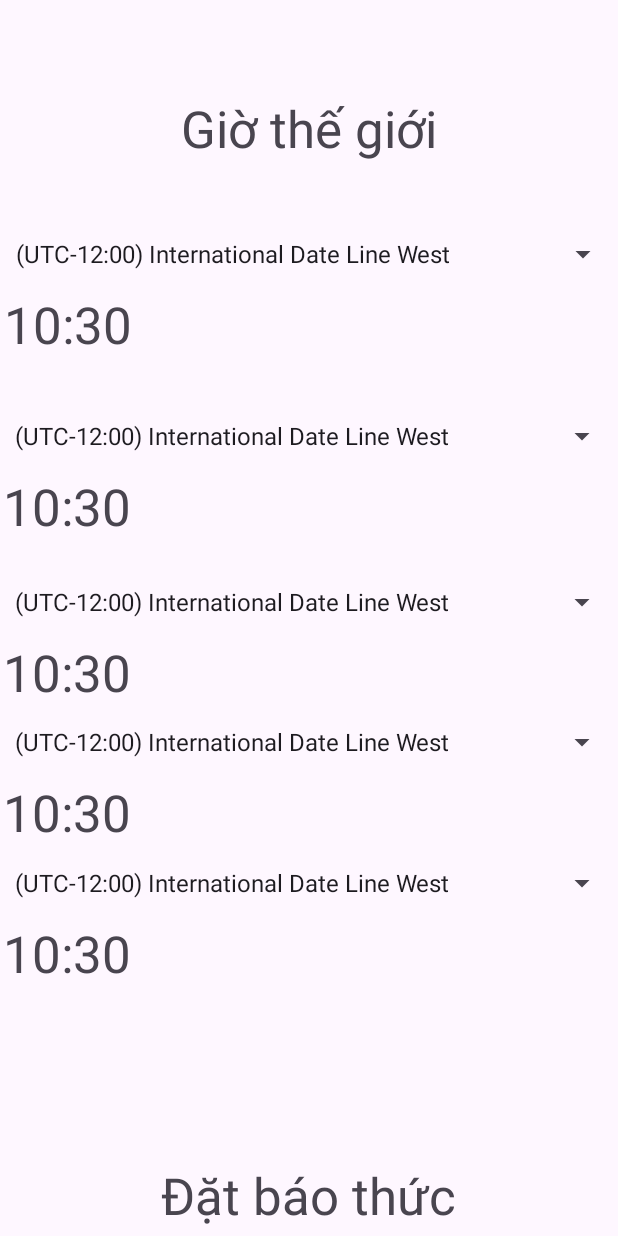
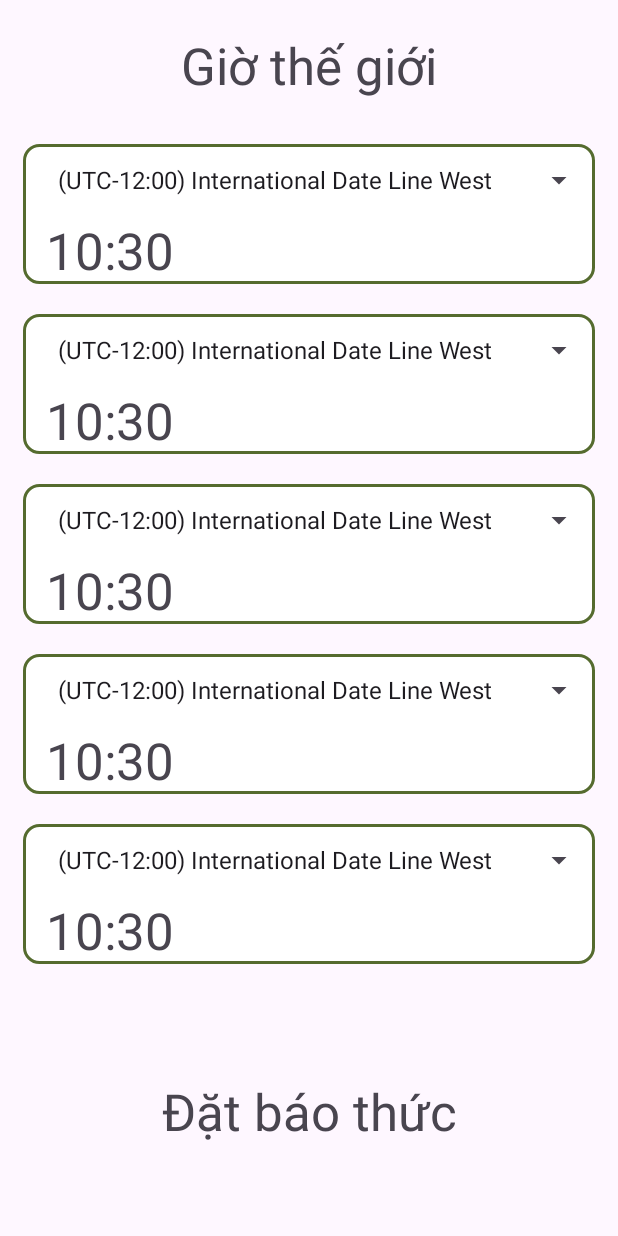
Before and after one commit to BlueCipher3000/MultiClocks_2622LMT01, an Android app: the screen it shows after launch (MainActivity), on a phone screen of 412 x 824 dp. Run offline under Robolectric (Android 15) with nearby library versions, the phone set to English and light mode, and no system bars.

Commit message:
Cải thiện giao diện giờ thế giới.

```diff
--- a/app/src/main/AndroidManifest.xml
+++ b/app/src/main/AndroidManifest.xml
@@ -7,10 +7,10 @@
         android:allowBackup="true"
         android:dataExtractionRules="@xml/data_extraction_rules"
         android:fullBackupContent="@xml/backup_rules"
-        android:icon="@mipmap/ic_launcher"
+        android:icon="@mipmap/icon"
         android:label="@string/app_name"
         android:name=".MyApplication"
-        android:roundIcon="@mipmap/ic_launcher_round"
+        android:roundIcon="@mipmap/icon"
         android:supportsRtl="true"
         android:theme="@style/Theme.MultiClocks"
         tools:targetApi="31">
--- /dev/null
+++ b/app/src/main/res/drawable/border.xml
@@ -0,0 +1,8 @@
+<shape xmlns:android="http://schemas.android.com/apk/res/android"
+    android:shape="rectangle">
+    <solid android:color="@color/white" />
+    <corners android:radius="10dp" />
+    <stroke
+        android:width="2dip"
+        android:color="@color/od_green" />
+</shape>
--- a/app/src/main/res/layout/activity_main.xml
+++ b/app/src/main/res/layout/activity_main.xml
@@ -1,64 +1,64 @@
 <?xml version="1.0" encoding="utf-8"?>
-<androidx.constraintlayout.widget.ConstraintLayout xmlns:android="http://schemas.android.com/apk/res/android"
+<LinearLayout xmlns:android="http://schemas.android.com/apk/res/android"
     xmlns:app="http://schemas.android.com/apk/res-auto"
     xmlns:tools="http://schemas.android.com/tools"
     android:layout_width="match_parent"
     android:layout_height="match_parent"
+    android:paddingTop="5dp"
     tools:context=".MainActivity">
+    <ScrollView
+        android:layout_width="match_parent"
+        android:layout_height="match_parent">
+    <LinearLayout
+        android:layout_width="match_parent"
+        android:layout_height="match_parent"
+        android:orientation="vertical"
+        android:padding="15dp">
+
+        <LinearLayout
+            android:layout_width="match_parent"
+            android:layout_height="75dp"
+            android:orientation="horizontal">
 
             <TextView
                 android:id="@+id/textView"
-        android:layout_width="333dp"
-        android:layout_height="50dp"
-        android:layout_marginStart="39dp"
-        android:layout_marginTop="16dp"
-        android:layout_marginEnd="39dp"
-        android:layout_marginBottom="665dp"
+                android:layout_width="0dp"
+                android:layout_height="wrap_content"
+                android:layout_weight="1"
                 android:text="Giờ thế giới"
                 android:textAlignment="center"
-        android:textSize="34sp"
-        app:layout_constraintBottom_toBottomOf="parent"
-        app:layout_constraintEnd_toEndOf="parent"
-        app:layout_constraintStart_toStartOf="parent"
-        app:layout_constraintTop_toTopOf="parent" />
+                android:textSize="34sp" />
+        </LinearLayout>
 
         <LinearLayout
-        android:layout_width="410dp"
+            android:layout_width="match_parent"
             android:layout_height="wrap_content"
-        android:layout_marginStart="3dp"
-        android:layout_marginTop="88dp"
-        android:layout_marginBottom="523dp"
+            android:layout_marginBottom="20dp"
+            android:background="@drawable/border"
             android:orientation="vertical"
-        app:layout_constraintBottom_toBottomOf="parent"
-        app:layout_constraintEnd_toEndOf="parent"
-        app:layout_constraintStart_toStartOf="parent"
-        app:layout_constraintTop_toTopOf="parent">
+            android:paddingStart="15sp">
 
             <Spinner
                 android:id="@+id/spnTimeZone1"
                 android:layout_width="match_parent"
-            android:layout_height="48dp" />
+                android:layout_height="wrap_content"
+                android:minHeight="48dp" />
 
             <TextView
                 android:id="@+id/textTime1"
                 android:layout_width="match_parent"
-            android:layout_height="50dp"
+                android:layout_height="wrap_content"
                 android:text="TextView"
                 android:textSize="34sp" />
-
         </LinearLayout>
 
         <LinearLayout
-        android:layout_width="410dp"
+            android:layout_width="match_parent"
             android:layout_height="wrap_content"
-        android:layout_marginStart="1dp"
-        android:layout_marginTop="209dp"
-        android:layout_marginBottom="402dp"
+            android:layout_marginBottom="20dp"
+            android:background="@drawable/border"
             android:orientation="vertical"
-        app:layout_constraintBottom_toBottomOf="parent"
-        app:layout_constraintEnd_toEndOf="parent"
-        app:layout_constraintStart_toStartOf="parent"
-        app:layout_constraintTop_toTopOf="parent">
+            android:paddingStart="15sp">
 
             <Spinner
                 android:id="@+id/spnTimeZone2"
@@ -69,22 +69,19 @@
             <TextView
                 android:id="@+id/textTime2"
                 android:layout_width="match_parent"
-            android:layout_height="50dp"
+                android:layout_height="wrap_content"
                 android:text="TextView"
                 android:textSize="34sp" />
+
         </LinearLayout>
 
         <LinearLayout
-        android:layout_width="410dp"
+            android:layout_width="match_parent"
             android:layout_height="wrap_content"
-        android:layout_marginStart="1dp"
-        android:layout_marginTop="331dp"
-        android:layout_marginBottom="307dp"
+            android:layout_marginBottom="20dp"
+            android:background="@drawable/border"
             android:orientation="vertical"
-        app:layout_constraintBottom_toBottomOf="parent"
-        app:layout_constraintEnd_toEndOf="parent"
-        app:layout_constraintStart_toStartOf="parent"
-        app:layout_constraintTop_toTopOf="parent">
+            android:paddingStart="15sp">
 
             <Spinner
                 android:id="@+id/spnTimeZone3"
@@ -101,16 +98,12 @@
         </LinearLayout>
 
         <LinearLayout
-        android:layout_width="410dp"
+            android:layout_width="match_parent"
             android:layout_height="wrap_content"
-        android:layout_marginStart="1dp"
-        android:layout_marginTop="482dp"
-        android:layout_marginBottom="271dp"
+            android:layout_marginBottom="20dp"
+            android:background="@drawable/border"
             android:orientation="vertical"
-        app:layout_constraintBottom_toBottomOf="parent"
-        app:layout_constraintEnd_toEndOf="parent"
-        app:layout_constraintStart_toStartOf="parent"
-        app:layout_constraintTop_toTopOf="parent">
+            android:paddingStart="15sp">
 
             <Spinner
                 android:id="@+id/spnTimeZone4"
@@ -127,16 +120,11 @@
         </LinearLayout>
 
         <LinearLayout
-        android:layout_width="410dp"
+            android:layout_width="match_parent"
             android:layout_height="wrap_content"
-        android:layout_marginStart="1dp"
-        android:layout_marginTop="576dp"
-        android:layout_marginBottom="177dp"
+            android:background="@drawable/border"
             android:orientation="vertical"
-        app:layout_constraintBottom_toBottomOf="parent"
-        app:layout_constraintEnd_toEndOf="parent"
-        app:layout_constraintStart_toStartOf="parent"
-        app:layout_constraintTop_toTopOf="parent">
+            android:paddingStart="15sp">
 
             <Spinner
                 android:id="@+id/spnTimeZone5"
@@ -152,19 +140,21 @@
                 android:textSize="34sp" />
         </LinearLayout>
 
+        <LinearLayout
+            android:layout_width="match_parent"
+            android:layout_height="match_parent"
+            android:orientation="horizontal"
+            android:paddingTop="75dp">
+
             <TextView
                 android:id="@+id/setAlarmRedirectText"
-        android:layout_width="wrap_content"
+                android:layout_width="0dp"
                 android:layout_height="wrap_content"
-        android:layout_marginStart="107dp"
-        android:layout_marginTop="785dp"
-        android:layout_marginEnd="108dp"
-        android:layout_marginBottom="16dp"
+                android:layout_weight="1"
                 android:text="Đặt báo thức"
-        android:textSize="34sp"
-        app:layout_constraintBottom_toBottomOf="parent"
-        app:layout_constraintEnd_toEndOf="parent"
-        app:layout_constraintStart_toStartOf="parent"
-        app:layout_constraintTop_toTopOf="parent" />
-
-</androidx.constraintlayout.widget.ConstraintLayout>
+                android:textAlignment="center"
+                android:textSize="34sp" />
+        </LinearLayout>
+    </LinearLayout>
+    </ScrollView>
+</LinearLayout>
--- a/app/src/main/res/values/colors.xml
+++ b/app/src/main/res/values/colors.xml
@@ -5,4 +5,5 @@
     <color name="lavender">#8692F7</color>
     <color name="teal_200">#80CBC4</color>
     <color name="teal_700">#00796B</color>
+    <color name="od_green">#556B2F</color>
 </resources>
```
Lines whose indentation alone changed are shown as unchanged.
